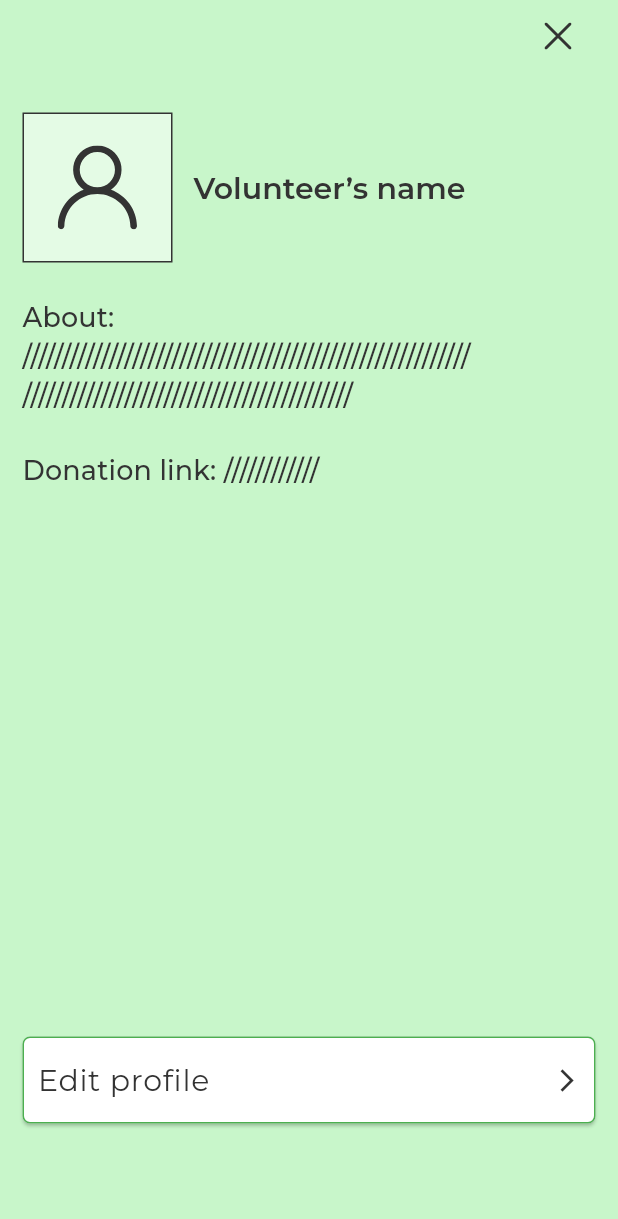
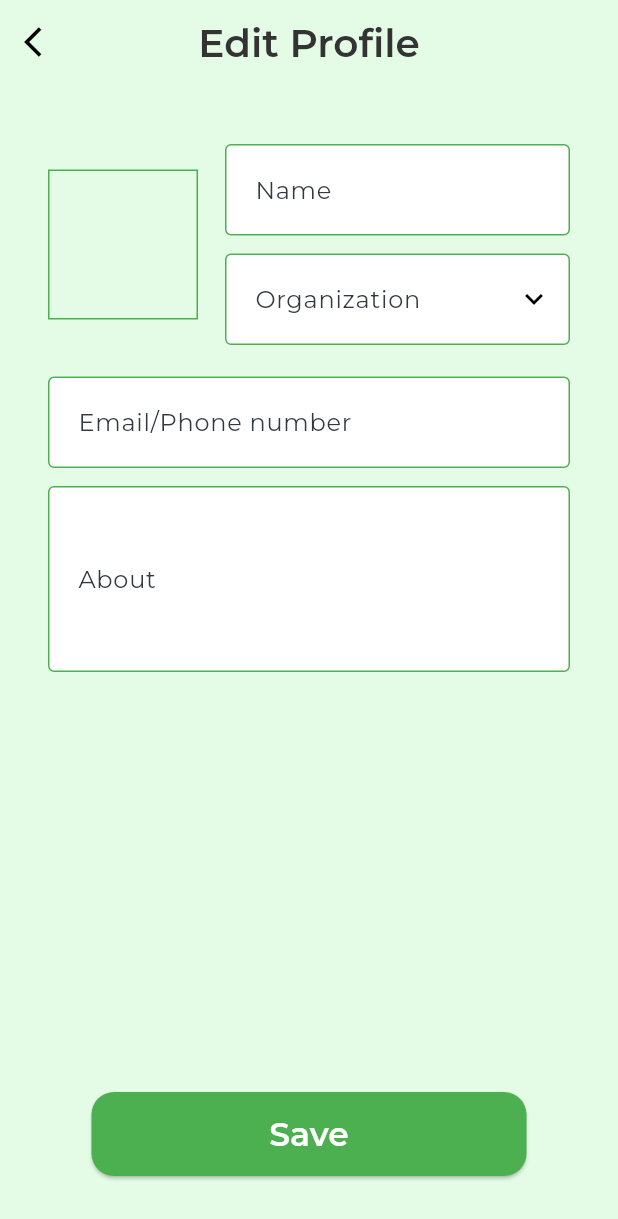
Before and after one commit to techcat18/VolunteerReport, a Flutter app: the ProfilePage screen opened directly, after a tap on "Edit profile", on a phone screen of 412 x 824 dp. Shown: the top 1219 px of the screen. Run offline on Flutter 3.47's test engine with Material 2 defaults, Android fonts, the phone set to English and light mode, and no system bars; drawn by our look-alikes of reactive_forms; our stand-ins replace flutter_svg, google_fonts.

Commit message:
Added unfinished edit profile page. Profile picture and donation link inputs are not implemented yet. Added white fill for inputs. Made submit buttons "shorter".

```diff
--- a/mobile/lib/themes/app_input_theme.dart
+++ b/mobile/lib/themes/app_input_theme.dart
@@ -28,6 +28,8 @@ class AppInputTheme {
         vertical: 20,
         horizontal: 16,
       ),
+      filled: true,
+      fillColor: Colors.white,
       border: _buildBorder(appColorScheme.primaryContainer),
       enabledBorder: _buildBorder(appColorScheme.primaryContainer),
       focusedBorder: _buildBorder(appColorScheme.primaryContainer),
--- /dev/null
+++ b/mobile/lib/views/edit_profile/edit_profile_form.dart
@@ -0,0 +1,107 @@
+import 'package:flutter/material.dart';
+import 'package:mobile/helpers/phone_validator.dart';
+import 'package:mobile/widgets/inputs/reactive_dropdown.dart';
+import 'package:mobile/widgets/inputs/reactive_email_phone.dart';
+import 'package:mobile/widgets/inputs/reactive_plain_text.dart';
+import 'package:mobile/widgets/submit_button.dart';
+import 'package:reactive_forms/reactive_forms.dart';
+
+class EditProfileForm extends StatelessWidget {
+  EditProfileForm({super.key});
+
+  final _form = fb.group(
+    {
+      "name": [Validators.required],
+      "organization": [Validators.required],
+      "email": [
+        Validators.required,
+        Validators.composeOR(
+          [
+            Validators.email,
+            const PhoneValidator(),
+          ],
+        )
+      ],
+      "about": [Validators.required],
+    },
+  );
+
+  @override
+  Widget build(BuildContext context) {
+    var theme = Theme.of(context);
+
+    return ReactiveFormBuilder(
+      form: () => _form,
+      builder: (context, formGroup, child) {
+        return Column(
+          children: [
+            Row(
+              children: [
+                Container(
+                  width: 100,
+                  height: 100,
+                  decoration: BoxDecoration(
+                    border: Border.all(
+                      color: theme.colorScheme.primaryContainer,
+                    ),
+                  ),
+                  margin: const EdgeInsets.only(
+                    right: 18,
+                  ),
+                ),
+                const Expanded(
+                  child: Column(
+                    children: [
+                      ReactivePlainText(
+                        name: "name",
+                        label: "Name",
+                      ),
+                      SizedBox(
+                        height: 12,
+                      ),
+                      ReactiveDropdown(
+                        name: "organization",
+                        label: "Organization",
+                        items: [
+                          "Organization 1",
+                          "Organization 2",
+                          "Organization 3",
+                          "Organization 4",
+                          "Organization 5",
+                        ],
+                      ),
+                    ],
+                  ),
+                ),
+              ],
+            ),
+            const SizedBox(
+              height: 21,
+            ),
+            const ReactiveEmailPhone(name: "email"),
+            const SizedBox(
+              height: 12,
+            ),
+            const ReactivePlainText(
+              name: "about",
+              label: "About",
+              maxLines: 4,
+            ),
+            const SizedBox(
+              height: 12,
+            ),
+            //TODO: Donation link
+            const Spacer(),
+            const SizedBox(
+              height: 30,
+            ),
+            SubmitButton(
+              onSubmit: () {},
+              text: "Save",
+            ),
+          ],
+        );
+      },
+    );
+  }
+}
--- /dev/null
+++ b/mobile/lib/views/edit_profile/edit_profile_page.dart
@@ -0,0 +1,40 @@
+import 'package:flutter/material.dart';
+import 'package:mobile/views/edit_profile/edit_profile_form.dart';
+
+class EditProfilePage extends StatelessWidget {
+  const EditProfilePage({super.key});
+
+  @override
+  Widget build(BuildContext context) {
+    var theme = Theme.of(context);
+
+    return Scaffold(
+      backgroundColor: theme.colorScheme.tertiaryContainer,
+      appBar: AppBar(
+        backgroundColor: theme.colorScheme.tertiaryContainer,
+        leading: IconButton(
+          onPressed: () {
+            Navigator.pop(context);
+          },
+          icon: const Icon(Icons.arrow_back_ios),
+        ),
+        centerTitle: true,
+        title: Text(
+          "Edit Profile",
+          style: Theme.of(context).textTheme.headlineLarge,
+        ),
+      ),
+      body: CustomScrollView(
+        slivers: [
+          SliverFillRemaining(
+            hasScrollBody: false,
+            child: Padding(
+              padding: const EdgeInsets.fromLTRB(32, 40, 32, 40),
+              child: EditProfileForm(),
+            ),
+          )
+        ],
+      ),
+    );
+  }
+}
--- /dev/null
+++ b/mobile/lib/views/profile/edit_profile_button.dart
@@ -0,0 +1,53 @@
+import 'package:flutter/material.dart';
+import 'package:mobile/views/edit_profile/edit_profile_page.dart';
+
+class EditProfileButton extends StatelessWidget {
+  const EditProfileButton({super.key});
+
+  void _openEditProfileView(BuildContext context) {
+    Navigator.of(context).push(
+      MaterialPageRoute(
+        builder: (ctx) => const EditProfilePage(),
+      ),
+    );
+  }
+
+  @override
+  Widget build(BuildContext context) {
+    var theme = Theme.of(context);
+
+    return ElevatedButton(
+      onPressed: () => _openEditProfileView(context),
+      style: ElevatedButton.styleFrom(
+        minimumSize: const Size.fromHeight(50),
+        side: BorderSide(
+          width: 1,
+          color: theme.colorScheme.primaryContainer,
+        ),
+        shape: RoundedRectangleBorder(
+          borderRadius: BorderRadius.circular(5),
+        ),
+        backgroundColor: Colors.white,
+        padding: const EdgeInsets.symmetric(
+          vertical: 14,
+          horizontal: 10,
+        ),
+      ),
+      child: Row(
+        children: [
+          Text(
+            "Edit profile",
+            style: theme.textTheme.bodyLarge!.copyWith(
+              fontSize: 20,
+            ),
+          ),
+          const Spacer(),
+          Icon(
+            Icons.arrow_forward_ios,
+            color: theme.colorScheme.primary,
+          ),
+        ],
+      ),
+    );
+  }
+}
--- a/mobile/lib/views/profile/profile_details.dart
+++ b/mobile/lib/views/profile/profile_details.dart
@@ -1,5 +1,6 @@
 import 'package:flutter/material.dart';
 import 'package:flutter_svg/flutter_svg.dart';
+import 'package:mobile/views/profile/edit_profile_button.dart';
 
 class ProfileDetails extends StatelessWidget {
   const ProfileDetails({super.key});
@@ -52,39 +53,7 @@ class ProfileDetails extends StatelessWidget {
           style: theme.textTheme.labelLarge,
         ),
         const Spacer(),
-        ElevatedButton(
-          onPressed: () {},
-          style: ElevatedButton.styleFrom(
-            minimumSize: const Size.fromHeight(50),
-            side: BorderSide(
-              width: 1,
-              color: theme.colorScheme.primaryContainer,
-            ),
-            shape: RoundedRectangleBorder(
-              borderRadius: BorderRadius.circular(5),
-            ),
-            backgroundColor: Colors.white,
-            padding: const EdgeInsets.symmetric(
-              vertical: 14,
-              horizontal: 10,
-            ),
-          ),
-          child: Row(
-            children: [
-              Text(
-                "Edit profile",
-                style: theme.textTheme.bodyLarge!.copyWith(
-                  fontSize: 20,
-                ),
-              ),
-              const Spacer(),
-              Icon(
-                Icons.arrow_forward_ios,
-                color: theme.colorScheme.primary,
-              ),
-            ],
-          ),
-        )
+        const EditProfileButton(),
       ],
     );
   }
--- a/mobile/lib/views/profile/profile_page.dart
+++ b/mobile/lib/views/profile/profile_page.dart
@@ -6,7 +6,7 @@ import 'package:mobile/views/reports/reports_page.dart';
 class ProfilePage extends StatelessWidget {
   const ProfilePage({super.key});
 
-  void _closeAccountView(BuildContext context) {
+  void _closeProfileView(BuildContext context) {
     Navigator.of(context).pushReplacement(
       MaterialPageRoute(
         builder: (context) => const ReportsPage(),
@@ -21,7 +21,7 @@ class ProfilePage extends StatelessWidget {
     return Scaffold(
       backgroundColor: theme.colorScheme.secondaryContainer,
       floatingActionButton: IconButton(
-        onPressed: () => _closeAccountView(context),
+        onPressed: () => _closeProfileView(context),
         icon: SvgPicture.asset("assets/cross_icon.svg"),
       ),
       floatingActionButtonLocation: FloatingActionButtonLocation.endTop,
--- a/mobile/lib/views/reports/reports_page.dart
+++ b/mobile/lib/views/reports/reports_page.dart
@@ -6,7 +6,7 @@ import 'package:mobile/views/reports/reports_list.dart';
 class ReportsPage extends StatelessWidget {
   const ReportsPage({super.key});
 
-  void _openAccountView(BuildContext context) {
+  void _openProfileView(BuildContext context) {
     Navigator.of(context).pushReplacement(
       MaterialPageRoute(
         builder: (context) => const ProfilePage(),
@@ -19,7 +19,7 @@ class ReportsPage extends StatelessWidget {
     return Scaffold(
       appBar: AppBar(
         leading: IconButton(
-          onPressed: () => _openAccountView(context),
+          onPressed: () => _openProfileView(context),
           iconSize: 40,
           splashRadius: 12,
           icon: const Icon(Icons.account_circle),
--- a/mobile/lib/widgets/inputs/reactive_dropdown.dart
+++ b/mobile/lib/widgets/inputs/reactive_dropdown.dart
@@ -106,8 +106,15 @@ class _ReactiveDropdownState extends State<ReactiveDropdown> {
     );
   }
 
+  void _onTap(FormControl<Object?> control) {
+    if (control.hasFocus) {
+      control.unfocus();
+    }
+  }
+
   Widget _buildReactiveTextField() {
     return ReactiveTextField(
+      onTap: _onTap,
       focusNode: _focusNode,
       formControlName: widget.name,
       decoration: InputDecoration(
--- a/mobile/lib/widgets/inputs/reactive_plain_text.dart
+++ b/mobile/lib/widgets/inputs/reactive_plain_text.dart
@@ -16,6 +16,7 @@ class ReactivePlainText extends StatelessWidget {
   @override
   Widget build(BuildContext context) {
     return ReactiveTextField(
+      maxLines: maxLines,
       formControlName: name,
       keyboardType: TextInputType.text,
       style: Theme.of(context).textTheme.labelMedium,
--- a/mobile/lib/widgets/submit_button.dart
+++ b/mobile/lib/widgets/submit_button.dart
@@ -31,6 +31,7 @@ class SubmitButton extends StatelessWidget {
         child: Text(
           text,
           style: textTheme.titleLarge!.copyWith(
+            height: 1,
             fontSize: 22,
             color: Colors.white,
           ),
```
